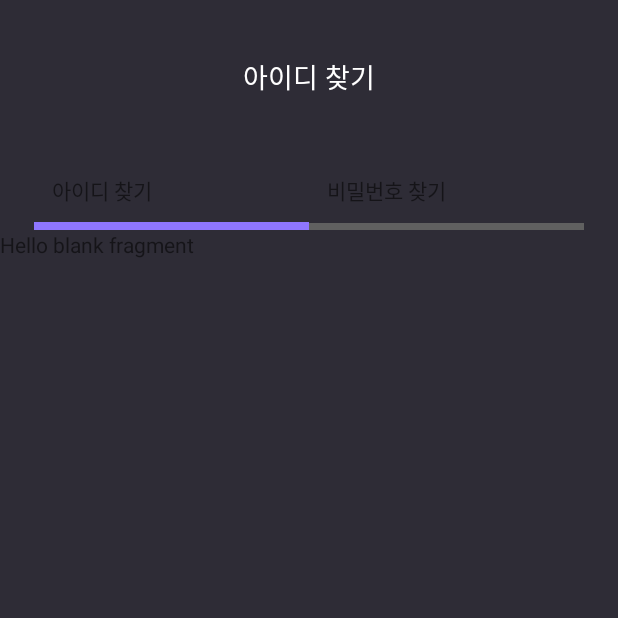
After one commit to 8793COMPANY/Festival, an Android app: the FindActivity screen opened directly, with no data from a screen before it, on a phone screen of 412 x 824 dp, the top half of it. The commit adds this screen. Run offline under Robolectric (Android 15) with nearby library versions, the phone set to English and light mode, and no system bars.

Commit message:
220830 commit

```diff
--- /dev/null
+++ b/app/src/main/java/com/corporation8793/festival/FindActivity.java
@@ -0,0 +1,48 @@
+package com.corporation8793.festival;
+
+import androidx.annotation.NonNull;
+import androidx.appcompat.app.AppCompatActivity;
+import androidx.viewpager.widget.PagerAdapter;
+import androidx.viewpager2.widget.ViewPager2;
+
+import android.os.Bundle;
+import android.view.View;
+import android.widget.TextView;
+
+import com.google.android.material.tabs.TabLayout;
+import com.google.android.material.tabs.TabLayoutMediator;
+
+import java.util.Arrays;
+import java.util.List;
+
+public class FindActivity extends AppCompatActivity {
+
+    TabLayout tabLayout;
+    ViewPager2 viewPager;
+    ViewpagerAdapter viewpagerAdapter;
+
+
+    @Override
+    protected void onCreate(Bundle savedInstanceState) {
+        super.onCreate(savedInstanceState);
+        setContentView(R.layout.activity_find);
+
+        tabLayout = findViewById(R.id.tabs);
+        viewPager = findViewById(R.id.viewPager);
+
+        viewpagerAdapter = new ViewpagerAdapter(this);
+        viewPager.setAdapter(viewpagerAdapter);
+
+        final List<String> tabElement = Arrays.asList("아이디 찾기", "비밀번호 찾기");
+
+        new TabLayoutMediator(tabLayout, viewPager, new TabLayoutMediator.TabConfigurationStrategy() {
+            @Override
+            public void onConfigureTab(@NonNull TabLayout.Tab tab, int position) {
+                TextView textView = new TextView(FindActivity.this);
+                textView.setText(tabElement.get(position));
+                tab.setCustomView(textView);
+            }
+        }).attach();
+
+    }
+}
--- /dev/null
+++ b/app/src/main/java/com/corporation8793/festival/FragmentPractice.java
@@ -0,0 +1,36 @@
+package com.corporation8793.festival;
+
+import android.os.Bundle;
+import android.view.LayoutInflater;
+import android.view.View;
+import android.view.ViewGroup;
+
+import androidx.annotation.NonNull;
+import androidx.annotation.Nullable;
+import androidx.fragment.app.Fragment;
+
+public class FragmentPractice extends Fragment {
+    public static FragmentPractice newInstance(int number) {
+        FragmentPractice fp = new FragmentPractice();
+        Bundle bundle = new Bundle();
+        bundle.putInt("number", number);
+        fp.setArguments(bundle);
+        return fp;
+    }
+
+    @Override
+    public void onCreate(@Nullable Bundle savedInstanceState) {
+        super.onCreate(savedInstanceState);
+
+        if (getArguments() != null) {
+            int num = getArguments().getInt("number");
+        }
+    }
+
+    @Nullable
+    @Override
+    public View onCreateView(@NonNull LayoutInflater inflater, @Nullable ViewGroup container, @Nullable Bundle savedInstanceState) {
+
+        return LayoutInflater.from(inflater.getContext()).inflate(R.layout.fragment_first,container,false);
+    }
+}
--- /dev/null
+++ b/app/src/main/java/com/corporation8793/festival/ViewpagerAdapter.java
@@ -0,0 +1,24 @@
+package com.corporation8793.festival;
+
+import androidx.annotation.NonNull;
+import androidx.fragment.app.Fragment;
+import androidx.viewpager2.adapter.FragmentStateAdapter;
+
+public class ViewpagerAdapter extends FragmentStateAdapter {
+
+    public ViewpagerAdapter(@NonNull FindActivity findActivity) {
+        super(findActivity);
+        //this.mPageCount = pageCount;
+    }
+
+    @NonNull
+    @Override
+    public Fragment createFragment(int position) {
+       return FragmentPractice.newInstance(position);
+    }
+
+    @Override
+    public int getItemCount() {
+        return 2;
+    }
+}
--- /dev/null
+++ b/app/src/main/res/drawable/tab_underline.xml
@@ -0,0 +1,17 @@
+<?xml version="1.0" encoding="utf-8"?>
+<layer-list xmlns:android="http://schemas.android.com/apk/res/android">
+
+    <item>
+        <shape android:shape="rectangle">
+            <solid android:color="#606060" />
+        </shape>
+    </item>
+    <item>
+        <inset android:insetBottom="5dp">
+            <shape android:shape="rectangle">
+                <solid android:color="#2e2c36"/>
+            </shape>
+        </inset>
+    </item>
+
+</layer-list>
--- /dev/null
+++ b/app/src/main/res/layout/activity_find.xml
@@ -0,0 +1,65 @@
+<?xml version="1.0" encoding="utf-8"?>
+<androidx.constraintlayout.widget.ConstraintLayout xmlns:android="http://schemas.android.com/apk/res/android"
+    xmlns:app="http://schemas.android.com/apk/res-auto"
+    xmlns:tools="http://schemas.android.com/tools"
+    android:layout_width="match_parent"
+    android:layout_height="match_parent"
+    android:background="#2e2c36"
+    tools:context=".FindActivity">
+
+    <TextView
+        android:id="@+id/textView"
+        android:layout_width="wrap_content"
+        android:layout_height="wrap_content"
+        android:fontFamily="@font/pretendard_medium"
+        android:textColor="#ffffff"
+        android:text="아이디 찾기"
+        android:textSize="18dp"
+        app:layout_constraintVertical_bias="0.047"
+        app:layout_constraintTop_toTopOf="parent"
+        app:layout_constraintBottom_toBottomOf="parent"
+        app:layout_constraintLeft_toLeftOf="parent"
+        app:layout_constraintRight_toRightOf="parent" />
+
+    <com.google.android.material.tabs.TabLayout
+        android:id="@+id/tabs"
+        android:layout_width="0dp"
+        android:layout_height="0dp"
+        app:tabTextColor="#9a9a9a"
+        app:tabSelectedTextColor="#8e76ff"
+        app:tabIndicatorColor="#8e76ff"
+        app:tabIndicatorHeight="5dp"
+        app:tabBackground="@drawable/tab_underline"
+        app:tabTextAppearance="@style/tab_text"
+        app:layout_constraintWidth_percent="0.89"
+        app:layout_constraintHeight_percent="0.064"
+        app:layout_constraintVertical_bias="0.051"
+        app:layout_constraintTop_toBottomOf="@+id/textView"
+        app:layout_constraintBottom_toBottomOf="parent"
+        app:layout_constraintLeft_toLeftOf="parent"
+        app:layout_constraintRight_toRightOf="parent">
+
+        <com.google.android.material.tabs.TabItem
+            android:id="@+id/tab_id"
+            android:layout_width="wrap_content"
+            android:layout_height="wrap_content"
+            android:text="아이디 찾기" />
+
+        <com.google.android.material.tabs.TabItem
+            android:id="@+id/tab_pw"
+            android:layout_width="wrap_content"
+            android:layout_height="wrap_content"
+            android:text="비밀번호 찾기" />
+
+    </com.google.android.material.tabs.TabLayout>
+
+    <androidx.viewpager2.widget.ViewPager2
+        android:id="@+id/viewPager"
+        android:layout_width="0dp"
+        android:layout_height="0dp"
+        app:layout_constraintTop_toBottomOf="@id/tabs"
+        app:layout_constraintBottom_toBottomOf="parent"
+        app:layout_constraintLeft_toLeftOf="parent"
+        app:layout_constraintRight_toRightOf="parent"/>
+
+</androidx.constraintlayout.widget.ConstraintLayout>
--- a/app/src/main/res/layout/activity_main.xml
+++ b/app/src/main/res/layout/activity_join.xml
@@ -4,12 +4,12 @@
     xmlns:tools="http://schemas.android.com/tools"
     android:layout_width="match_parent"
     android:layout_height="match_parent"
-    tools:context=".MainActivity">
+    tools:context=".JoinActivity">
 
     <TextView
         android:layout_width="wrap_content"
         android:layout_height="wrap_content"
-        android:text="Hello World!"
+        android:text="회원가입화면"
         app:layout_constraintBottom_toBottomOf="parent"
         app:layout_constraintEnd_toEndOf="parent"
         app:layout_constraintStart_toStartOf="parent"
--- /dev/null
+++ b/app/src/main/res/layout/fragment_first.xml
@@ -0,0 +1,14 @@
+<?xml version="1.0" encoding="utf-8"?>
+<FrameLayout xmlns:android="http://schemas.android.com/apk/res/android"
+    xmlns:tools="http://schemas.android.com/tools"
+    android:layout_width="match_parent"
+    android:layout_height="match_parent"
+    tools:context=".FirstFragment">
+
+    <!-- TODO: Update blank fragment layout -->
+    <TextView
+        android:layout_width="match_parent"
+        android:layout_height="match_parent"
+        android:text="@string/hello_blank_fragment" />
+
+</FrameLayout>
--- a/app/src/main/res/values/strings.xml
+++ b/app/src/main/res/values/strings.xml
@@ -1,3 +1,5 @@
 <resources>
     <string name="app_name">Festival</string>
+    <!-- TODO: Remove or change this placeholder text -->
+    <string name="hello_blank_fragment">Hello blank fragment</string>
 </resources>
--- a/app/src/main/res/values/themes.xml
+++ b/app/src/main/res/values/themes.xml
@@ -13,6 +13,10 @@
         <item name="android:statusBarColor" tools:targetApi="l">?attr/colorPrimaryVariant</item>
         <!-- Customize your theme here. -->
         <item name="windowNoTitle">true</item>
+    </style>
 
+    <style name="tab_text" parent="TextAppearance.Design.Tab">
+        <item name="android:textSize">15dp</item>
+        <item name="android:fontFamily">@font/pretendard_regular</item>
     </style>
 </resources>
```
Also changed, not shown: app/src/main/AndroidManifest.xml (+10 -5 lines), app/src/main/java/com/corporation8793/festival/FirstFragment.java (added, +19 -0 lines), app/src/main/java/com/corporation8793/festival/JoinActivity.java (added, +14 -0 lines), app/src/main/java/com/corporation8793/festival/LoginActivity.java (+38 -14 lines), app/src/main/java/com/corporation8793/festival/SecondFragment.java (added, +19 -0 lines), app/src/main/res/layout/fragment_second.xml (added, +14 -0 lines).
